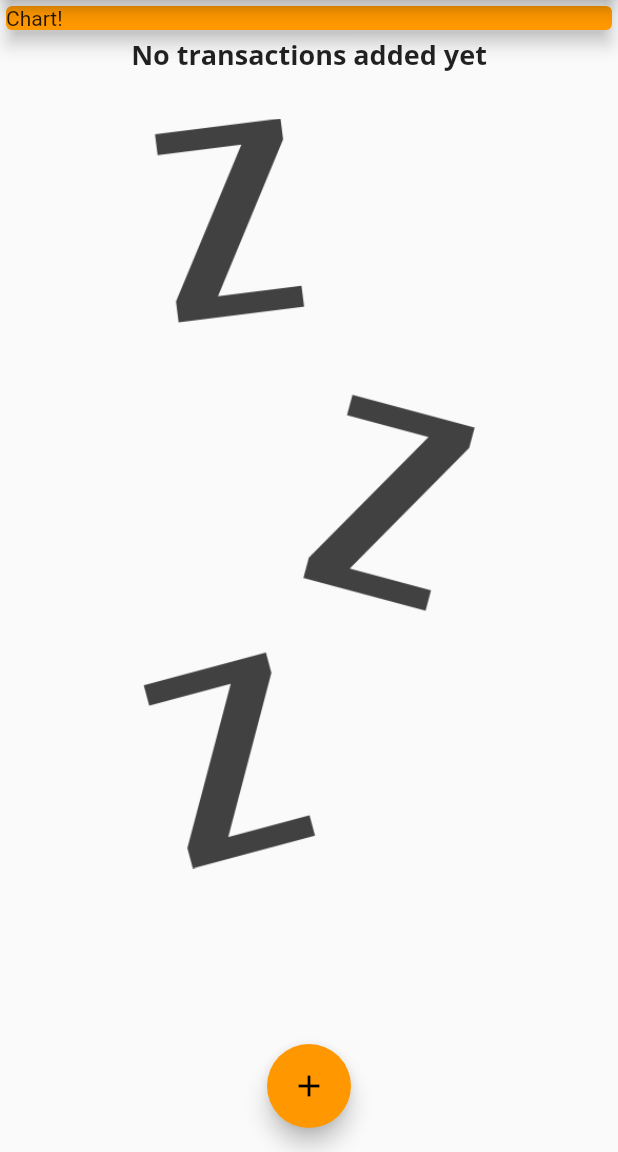
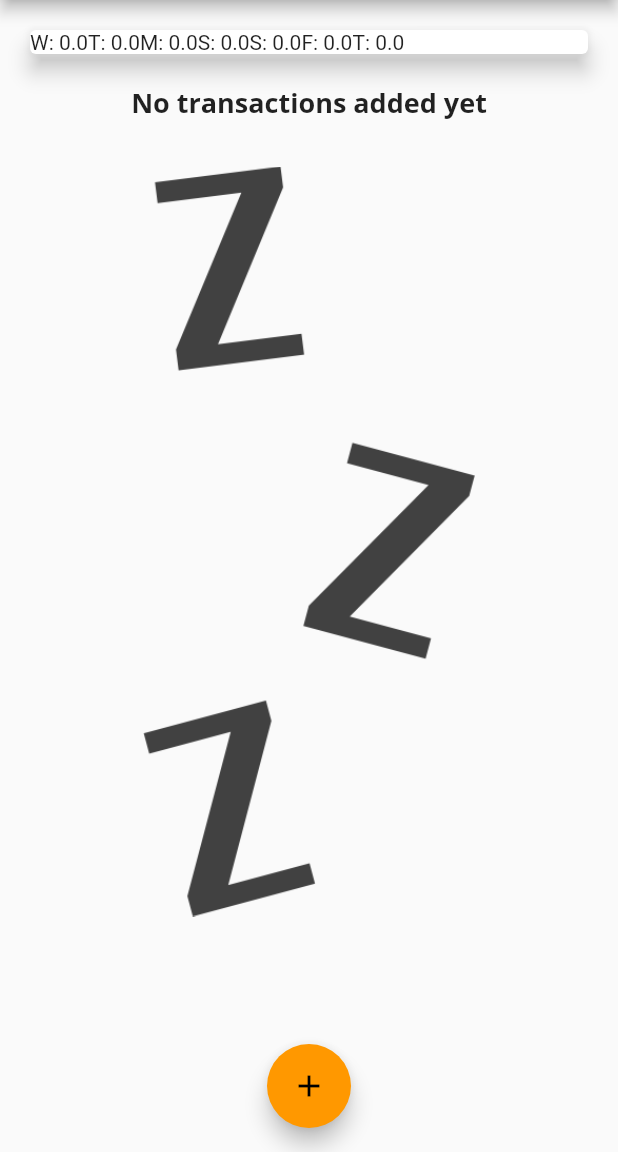
Before and after one commit to ToRexZ/Flutter-Course, a Flutter app: the screen it shows after launch, on a phone screen of 412 x 824 dp, the part 84-1236 px from its top. Run offline on Flutter 3.47's test engine with Material 2 defaults, Android fonts, the phone set to English and light mode, and no system bars.

```diff
--- a/pe/lib/main.dart
+++ b/pe/lib/main.dart
@@ -3,6 +3,7 @@ import 'package:pe/models/transaction.dart';
 import './widgets/new_transaction.dart';
 
 import './widgets/transaction_list.dart';
+import './widgets/chart.dart';
 
 void main() => runApp(MyApp());
 
@@ -61,6 +62,16 @@ class _MyHomePageState extends State<MyHomePage> {
     // Transaction(id: 't8', title: 'Food', amount: 49.99, date: DateTime.now()),
   ];
 
+  List<Transaction> get _recentTransactions {
+    return _userTransactions.where(
+      (tx) => tx.date.isAfter(
+        DateTime.now().subtract(
+          Duration(days: 7),
+        ),
+      ),
+    ).toList();
+  }
+
   void _addNewTransaction(String title, double amount) {
     final newTx = Transaction(
         title: title,
@@ -108,14 +119,7 @@ class _MyHomePageState extends State<MyHomePage> {
           crossAxisAlignment: CrossAxisAlignment.stretch,
           children: <Widget>[
             //the card by default assumes the size of its child. Only if its parent has a clear size specification, it assumes the parent size.
-            Container(
-              width: double.infinity,
-              child: Card(
-                color: Theme.of(context).primaryColor,
-                child: Text('Chart!'),
-                elevation: 5,
-              ),
-            ),
+            Chart(_recentTransactions),
             TransactionList(_userTransactions)
           ],
         ),
--- /dev/null
+++ b/pe/lib/widgets/chart.dart
@@ -0,0 +1,45 @@
+import 'package:flutter/material.dart';
+import 'package:intl/intl.dart';
+
+import 'package:pe/models/transaction.dart';
+
+class Chart extends StatelessWidget {
+  final List<Transaction> recentTransactions;
+
+  Chart(this.recentTransactions);
+
+  List<Map<String, Object>> get groupedTransactionValues {
+    return List.generate(7, (index) {
+      final weekDay = DateTime.now().subtract(
+        Duration(days: index),
+      );
+      var daySum = 0.0;
+
+      for (int i = 0; i < recentTransactions.length; i++) {
+        if (recentTransactions[i].date.day == weekDay.day &&
+            recentTransactions[i].date.month == weekDay.month &&
+            recentTransactions[i].date.year == weekDay.year) {
+          daySum += recentTransactions[i].amount;
+        }
+      }
+      return {
+        //Dateformat.E gets gets the actual day of the weekday
+        'day': DateFormat.E().format(weekDay).substring(0,1),
+        'amount': daySum,
+      };
+    });
+  }
+
+  @override
+  Widget build(BuildContext context) {
+    return Card(
+      elevation: 6,
+      margin: EdgeInsets.all(20),
+      child: Row(
+        children: groupedTransactionValues.map((data) {
+          return Text('${data['day']}: ${data['amount']}');
+        }).toList(),
+      ),
+    );
+  }
+}
```
Also changed, not shown: pe/lib/widgets/chart_bar.dart (added, +45 -0 lines), pe/pubspec.lock.
